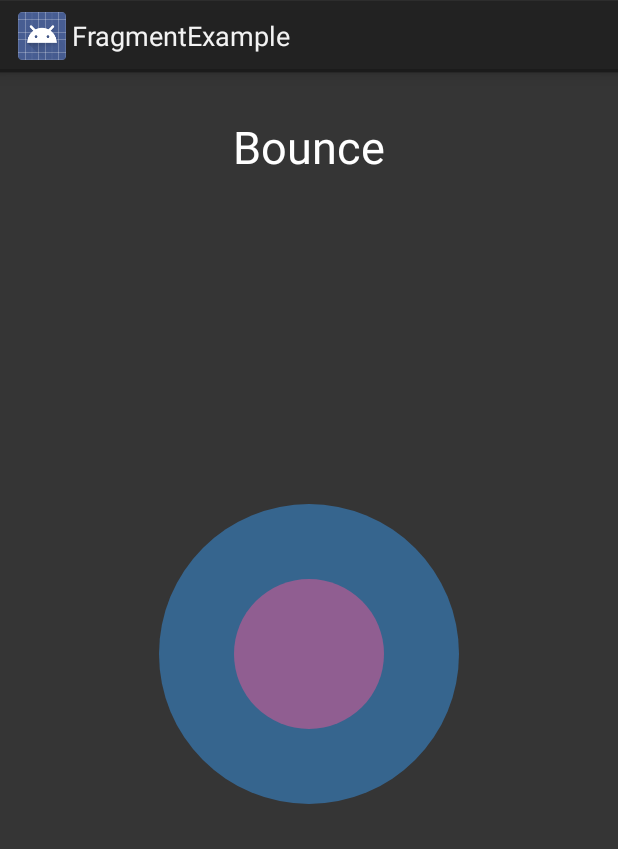
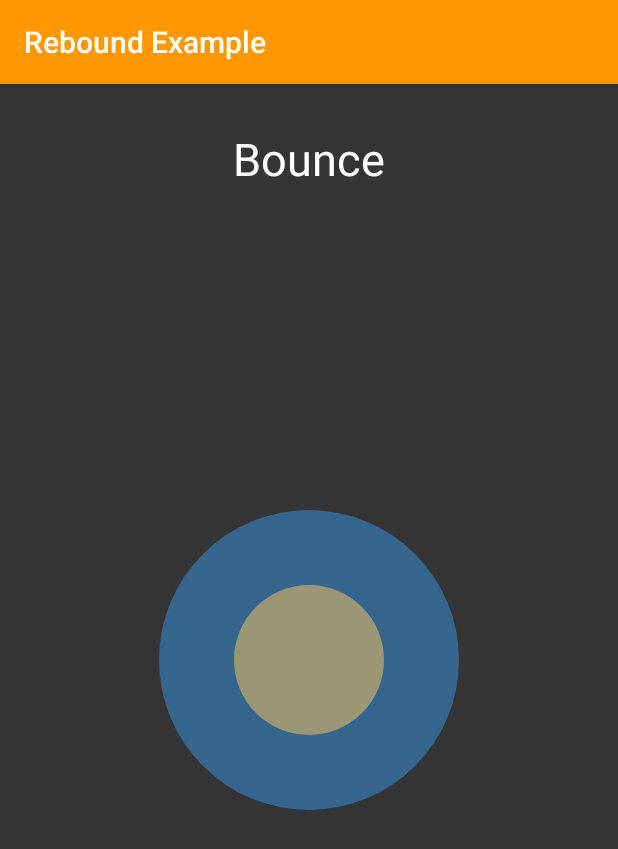
Before and after one commit to nlaz/Rebound-Bounce, an Android app: the screen it shows after launch (MainActivity), on a phone screen of 412 x 824 dp. Shown: the top 849 px of the screen. Run offline under Robolectric (Android 15) with nearby library versions, the phone set to English and light mode, and no system bars.

Commit message:
update colors and style

```diff
--- a/app/src/main/java/com/example/fragmentexample/app/BounceFragment.java
+++ b/app/src/main/java/com/example/fragmentexample/app/BounceFragment.java
@@ -6,7 +6,6 @@ import android.view.LayoutInflater;
 import android.view.MotionEvent;
 import android.view.View;
 import android.view.ViewGroup;
-import android.widget.FrameLayout;
 import android.widget.TextView;
 
 import com.facebook.rebound.SimpleSpringListener;
@@ -32,7 +31,7 @@ public class BounceFragment extends android.app.Fragment {
                              Bundle savedInstanceState) {
         // Inflate the layout for this fragment
         View view = inflater.inflate(R.layout.fragment, container, false);
-        FrameLayout frame = (FrameLayout) view.findViewById(R.id.fragment1);
+        getActivity().setTitle("Rebound Example");
         textview1 = (TextView) view.findViewById(R.id.textview1);
         textview2 = (TextView) view.findViewById(R.id.textview2);
 
--- a/app/src/main/res/drawable/red_ball.xml
+++ b/app/src/main/res/drawable/orange_ball.xml
@@ -5,7 +5,7 @@
     <item>
         <shape android:shape="oval">
             <size android:height="200dp" android:width="200dp"/>
-            <solid android:color="#ffe8273b"/>
+            <solid android:color="@color/orange"/>
         </shape>
     </item>
 
--- a/app/src/main/res/layout/fragment.xml
+++ b/app/src/main/res/layout/fragment.xml
@@ -9,7 +9,7 @@
 
     <TextView
         android:id="@+id/textview1"
-        android:background="@drawable/red_ball"
+        android:background="@drawable/orange_ball"
         android:gravity="center"
         android:layout_width="200dp"
         android:layout_height="200dp"
--- a/app/src/main/res/values/colors.xml
+++ b/app/src/main/res/values/colors.xml
@@ -1,5 +1,7 @@
 <?xml version="1.0" encoding="utf-8"?>
 <resources>
     <color name="red">#ffe8273b</color>
-    <color name="blue">#3895e8</color>
+    <color name="blue">#2196F3</color>
+    <color name="orange">#FF9800</color>
+    <color name="dark_orange">#EF6C00</color>
 </resources>
--- a/app/src/main/res/values/styles.xml
+++ b/app/src/main/res/values/styles.xml
@@ -1,8 +1,8 @@
+<?xml version="1.0" encoding="utf-8"?>
 <resources>
 
-    <!-- Base application theme. -->
-    <style name="AppTheme" parent="android:Theme.Holo.Light.DarkActionBar">
-        <!-- Customize your theme here. -->
+    <style name="AppTheme" parent="android:Theme.Material">
+        <item name="android:colorPrimary">@color/orange</item>
+        <item name="android:colorPrimaryDark">@color/dark_orange</item>
     </style>
-
 </resources>
```
Also changed, not shown: 1 other file.
